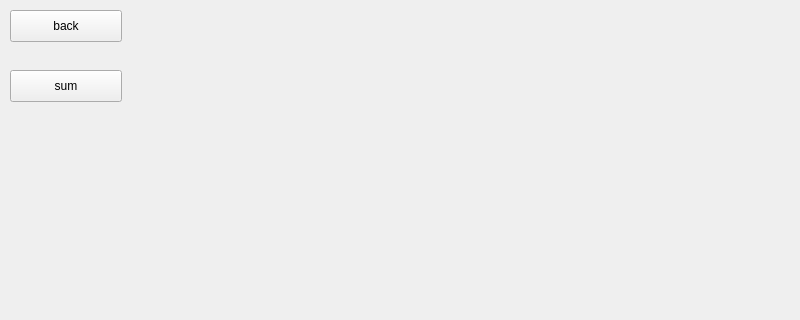
This is dm9375/polynommainwindow.ui in S1ckick/dm9375 as Qt 5 draws it before an edit; both pictures show x 0 to 800 and y 0 to 320 of the 800 by 600 pixel window. The edited form follows.
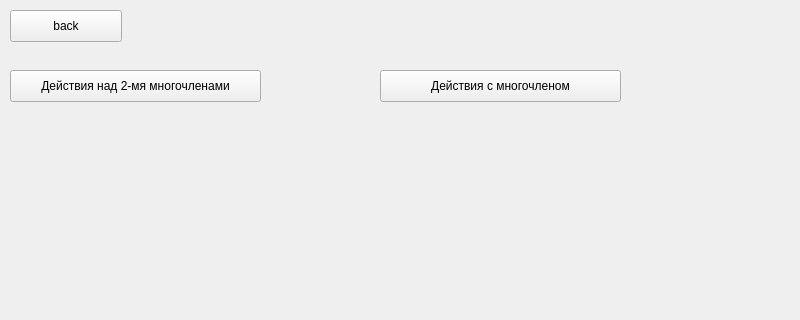
This is the edited form.

What changed in the file:
```diff
--- a/dm9375/polynommainwindow.ui
+++ b/dm9375/polynommainwindow.ui
@@ -32,12 +32,25 @@
      <rect>
       <x>10</x>
       <y>70</y>
-      <width>112</width>
+      <width>251</width>
       <height>32</height>
      </rect>
     </property>
     <property name="text">
-     <string>sum</string>
+     <string>Действия над 2-мя многочленами</string>
+    </property>
+   </widget>
+   <widget class="QPushButton" name="pushButton">
+    <property name="geometry">
+     <rect>
+      <x>380</x>
+      <y>70</y>
+      <width>241</width>
+      <height>32</height>
+     </rect>
+    </property>
+    <property name="text">
+     <string>Действия с многочленом</string>
     </property>
    </widget>
   </widget>
```
